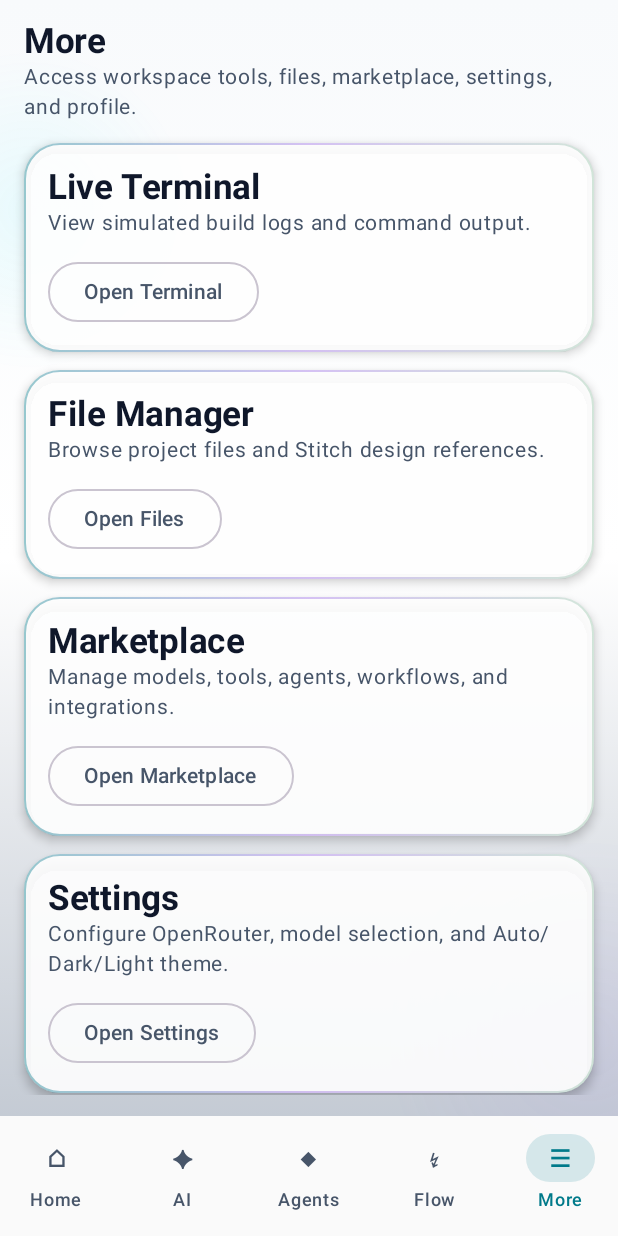
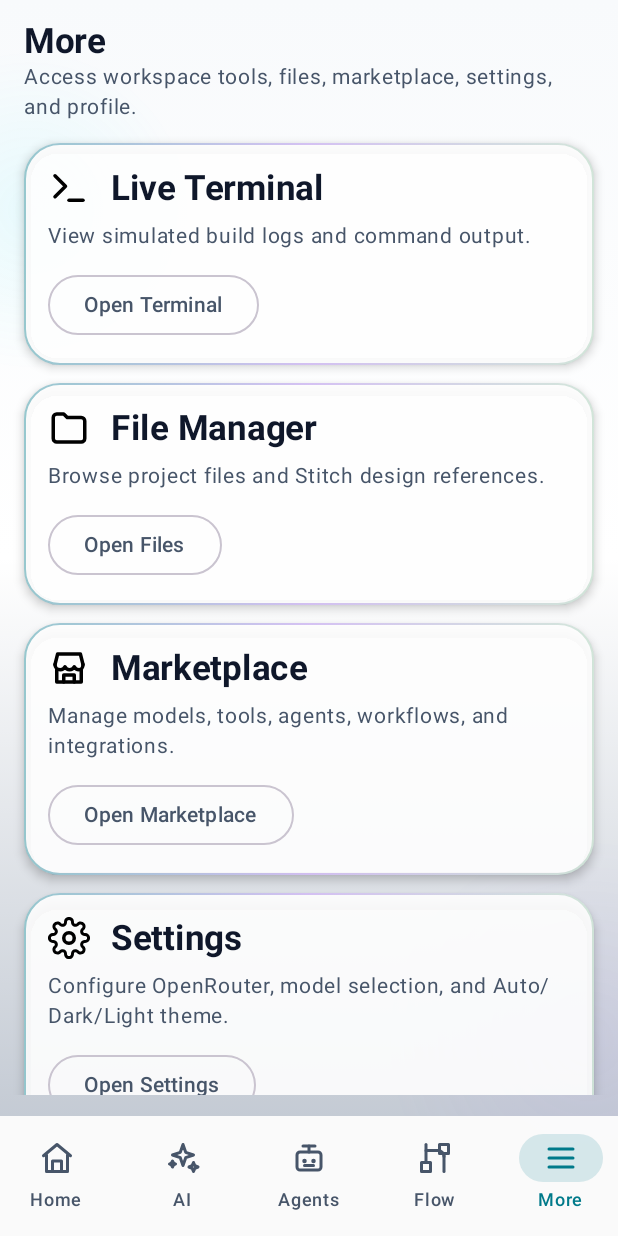
Before and after one commit to devxvoid/Mr-Robot-AI-Workspace, an Android app built with Jetpack Compose: the screen it shows after launch (MainActivity), item 5 of the bottom bar chosen, on a phone screen of 412 x 824 dp. Run offline under Robolectric (Android 15) with nearby library versions, the phone set to English and light mode, and no system bars.

Commit message:
Step 19 add Lucide professional icons

```diff
--- a/app/src/main/java/com/mrrobot/aiworkspace/navigation/AppNavGraph.kt
+++ b/app/src/main/java/com/mrrobot/aiworkspace/navigation/AppNavGraph.kt
@@ -1,6 +1,8 @@
 package com.mrrobot.aiworkspace.navigation
 
+import androidx.annotation.DrawableRes
 import androidx.compose.foundation.layout.padding
+import androidx.compose.material3.Icon
 import androidx.compose.material3.MaterialTheme
 import androidx.compose.material3.NavigationBar
 import androidx.compose.material3.NavigationBarItem
@@ -10,11 +12,12 @@ import androidx.compose.material3.Text
 import androidx.compose.runtime.Composable
 import androidx.compose.ui.Modifier
 import androidx.compose.ui.graphics.Color
-import androidx.compose.ui.text.font.FontWeight
+import androidx.compose.ui.res.painterResource
 import androidx.navigation.compose.NavHost
 import androidx.navigation.compose.composable
 import androidx.navigation.compose.currentBackStackEntryAsState
 import androidx.navigation.compose.rememberNavController
+import com.mrrobot.aiworkspace.R
 import com.mrrobot.aiworkspace.ui.screens.AgentsScreen
 import com.mrrobot.aiworkspace.ui.screens.ChatScreen
 import com.mrrobot.aiworkspace.ui.screens.FileManagerScreen
@@ -29,19 +32,67 @@ import com.mrrobot.aiworkspace.ui.screens.WorkflowScreen
 sealed class Route(
     val path: String,
     val label: String,
-    val icon: String
+    @DrawableRes val iconRes: Int
 ) {
-    object Welcome : Route("welcome", "Home", "⌂")
-    object Chat : Route("chat", "AI", "✦")
-    object Agents : Route("agents", "Agents", "◆")
-    object Workflow : Route("workflow", "Flow", "↯")
-    object More : Route("more", "More", "☰")
+    object Welcome : Route(
+        path = "welcome",
+        label = "Home",
+        iconRes = R.drawable.ic_lucide_home
+    )
 
-    object Terminal : Route("terminal", "Terminal", ">_")
-    object Files : Route("files", "Files", "▣")
-    object Market : Route("market", "Store", "◈")
-    object Settings : Route("settings", "Settings", "⚙")
-    object Profile : Route("profile", "Profile", "◎")
+    object Chat : Route(
+        path = "chat",
+        label = "AI",
+        iconRes = R.drawable.ic_lucide_sparkles
+    )
+
+    object Agents : Route(
+        path = "agents",
+        label = "Agents",
+        iconRes = R.drawable.ic_lucide_bot
+    )
+
+    object Workflow : Route(
+        path = "workflow",
+        label = "Flow",
+        iconRes = R.drawable.ic_lucide_workflow
+    )
+
+    object More : Route(
+        path = "more",
+        label = "More",
+        iconRes = R.drawable.ic_lucide_menu
+    )
+
+    object Terminal : Route(
+        path = "terminal",
+        label = "Terminal",
+        iconRes = R.drawable.ic_lucide_terminal
+    )
+
+    object Files : Route(
+        path = "files",
+        label = "Files",
+        iconRes = R.drawable.ic_lucide_folder
+    )
+
+    object Market : Route(
+        path = "market",
+        label = "Store",
+        iconRes = R.drawable.ic_lucide_store
+    )
+
+    object Settings : Route(
+        path = "settings",
+        label = "Settings",
+        iconRes = R.drawable.ic_lucide_settings
+    )
+
+    object Profile : Route(
+        path = "profile",
+        label = "Profile",
+        iconRes = R.drawable.ic_lucide_user
+    )
 }
 
 @Composable
@@ -82,9 +133,9 @@ fun AppNavGraph() {
                             }
                         },
                         icon = {
-                            Text(
-                                text = route.icon,
-                                fontWeight = FontWeight.Bold
+                            Icon(
+                                painter = painterResource(id = route.iconRes),
+                                contentDescription = route.label
                             )
                         },
                         label = {
--- a/app/src/main/java/com/mrrobot/aiworkspace/ui/screens/MoreScreen.kt
+++ b/app/src/main/java/com/mrrobot/aiworkspace/ui/screens/MoreScreen.kt
@@ -1,14 +1,22 @@
 package com.mrrobot.aiworkspace.ui.screens
 
+import androidx.annotation.DrawableRes
+import androidx.compose.foundation.layout.Arrangement
 import androidx.compose.foundation.layout.PaddingValues
+import androidx.compose.foundation.layout.Row
 import androidx.compose.foundation.layout.Spacer
 import androidx.compose.foundation.layout.fillMaxSize
+import androidx.compose.foundation.layout.fillMaxWidth
 import androidx.compose.foundation.layout.height
+import androidx.compose.foundation.layout.size
 import androidx.compose.foundation.lazy.LazyColumn
+import androidx.compose.material3.Icon
 import androidx.compose.material3.OutlinedButton
 import androidx.compose.material3.Text
 import androidx.compose.runtime.Composable
+import androidx.compose.ui.Alignment
 import androidx.compose.ui.Modifier
+import androidx.compose.ui.res.painterResource
 import androidx.compose.ui.unit.dp
 import androidx.navigation.NavController
 import com.mrrobot.aiworkspace.navigation.Route
@@ -31,6 +39,7 @@ fun MoreScreen(navController: NavController) {
                 Spacer(Modifier.height(14.dp))
 
                 MoreCard(
+                    iconRes = Route.Terminal.iconRes,
                     title = "Live Terminal",
                     subtitle = "View simulated build logs and command output.",
                     button = "Open Terminal",
@@ -38,6 +47,7 @@ fun MoreScreen(navController: NavController) {
                 )
 
                 MoreCard(
+                    iconRes = Route.Files.iconRes,
                     title = "File Manager",
                     subtitle = "Browse project files and Stitch design references.",
                     button = "Open Files",
@@ -45,6 +55,7 @@ fun MoreScreen(navController: NavController) {
                 )
 
                 MoreCard(
+                    iconRes = Route.Market.iconRes,
                     title = "Marketplace",
                     subtitle = "Manage models, tools, agents, workflows, and integrations.",
                     button = "Open Marketplace",
@@ -52,6 +63,7 @@ fun MoreScreen(navController: NavController) {
                 )
 
                 MoreCard(
+                    iconRes = Route.Settings.iconRes,
                     title = "Settings",
                     subtitle = "Configure OpenRouter, model selection, and Auto/Dark/Light theme.",
                     button = "Open Settings",
@@ -59,6 +71,7 @@ fun MoreScreen(navController: NavController) {
                 )
 
                 MoreCard(
+                    iconRes = Route.Profile.iconRes,
                     title = "Profile",
                     subtitle = "View workspace identity, stats, and export summary.",
                     button = "Open Profile",
@@ -71,22 +84,34 @@ fun MoreScreen(navController: NavController) {
 
 @Composable
 private fun MoreCard(
+    @DrawableRes iconRes: Int,
     title: String,
     subtitle: String,
     button: String,
     onClick: () -> Unit
 ) {
-    GlassCard(
-        modifier = Modifier
-    ) {
-        Title(title)
+    GlassCard {
+        Row(
+            modifier = Modifier.fillMaxWidth(),
+            horizontalArrangement = Arrangement.spacedBy(14.dp),
+            verticalAlignment = Alignment.CenterVertically
+        ) {
+            Icon(
+                painter = painterResource(id = iconRes),
+                contentDescription = title,
+                modifier = Modifier.size(28.dp)
+            )
+
+            Title(title)
+        }
+
+        Spacer(Modifier.height(8.dp))
+
         Subtitle(subtitle)
 
         Spacer(Modifier.height(12.dp))
 
-        OutlinedButton(
-            onClick = onClick
-        ) {
+        OutlinedButton(onClick = onClick) {
             Text(button)
         }
     }
--- /dev/null
+++ b/app/src/main/res/drawable/ic_lucide_bot.xml
@@ -0,0 +1,48 @@
+<vector xmlns:android="http://schemas.android.com/apk/res/android"
+    android:width="24dp"
+    android:height="24dp"
+    android:viewportWidth="24"
+    android:viewportHeight="24">
+    <path
+        android:pathData="M12,8V4"
+        android:fillColor="@android:color/transparent"
+        android:strokeColor="@android:color/white"
+        android:strokeWidth="2"
+        android:strokeLineCap="round"
+        android:strokeLineJoin="round" />
+    <path
+        android:pathData="M8,4H16"
+        android:fillColor="@android:color/transparent"
+        android:strokeColor="@android:color/white"
+        android:strokeWidth="2"
+        android:strokeLineCap="round"
+        android:strokeLineJoin="round" />
+    <path
+        android:pathData="M6,8H18C19.1,8 20,8.9 20,10V18C20,19.1 19.1,20 18,20H6C4.9,20 4,19.1 4,18V10C4,8.9 4.9,8 6,8Z"
+        android:fillColor="@android:color/transparent"
+        android:strokeColor="@android:color/white"
+        android:strokeWidth="2"
+        android:strokeLineCap="round"
+        android:strokeLineJoin="round" />
+    <path
+        android:pathData="M9,14H9.01"
+        android:fillColor="@android:color/transparent"
+        android:strokeColor="@android:color/white"
+        android:strokeWidth="3"
+        android:strokeLineCap="round"
+        android:strokeLineJoin="round" />
+    <path
+        android:pathData="M15,14H15.01"
+        android:fillColor="@android:color/transparent"
+        android:strokeColor="@android:color/white"
+        android:strokeWidth="3"
+        android:strokeLineCap="round"
+        android:strokeLineJoin="round" />
+    <path
+        android:pathData="M9,17H15"
+        android:fillColor="@android:color/transparent"
+        android:strokeColor="@android:color/white"
+        android:strokeWidth="2"
+        android:strokeLineCap="round"
+        android:strokeLineJoin="round" />
+</vector>
--- /dev/null
+++ b/app/src/main/res/drawable/ic_lucide_folder.xml
@@ -0,0 +1,13 @@
+<vector xmlns:android="http://schemas.android.com/apk/res/android"
+    android:width="24dp"
+    android:height="24dp"
+    android:viewportWidth="24"
+    android:viewportHeight="24">
+    <path
+        android:pathData="M3,6C3,4.9 3.9,4 5,4H9L11,6H19C20.1,6 21,6.9 21,8V18C21,19.1 20.1,20 19,20H5C3.9,20 3,19.1 3,18V6Z"
+        android:fillColor="@android:color/transparent"
+        android:strokeColor="@android:color/white"
+        android:strokeWidth="2"
+        android:strokeLineCap="round"
+        android:strokeLineJoin="round" />
+</vector>
--- /dev/null
+++ b/app/src/main/res/drawable/ic_lucide_home.xml
@@ -0,0 +1,27 @@
+<vector xmlns:android="http://schemas.android.com/apk/res/android"
+    android:width="24dp"
+    android:height="24dp"
+    android:viewportWidth="24"
+    android:viewportHeight="24">
+    <path
+        android:pathData="M3,10.5L12,3L21,10.5"
+        android:fillColor="@android:color/transparent"
+        android:strokeColor="@android:color/white"
+        android:strokeWidth="2"
+        android:strokeLineCap="round"
+        android:strokeLineJoin="round" />
+    <path
+        android:pathData="M5,10V21H19V10"
+        android:fillColor="@android:color/transparent"
+        android:strokeColor="@android:color/white"
+        android:strokeWidth="2"
+        android:strokeLineCap="round"
+        android:strokeLineJoin="round" />
+    <path
+        android:pathData="M9,21V14H15V21"
+        android:fillColor="@android:color/transparent"
+        android:strokeColor="@android:color/white"
+        android:strokeWidth="2"
+        android:strokeLineCap="round"
+        android:strokeLineJoin="round" />
+</vector>
--- /dev/null
+++ b/app/src/main/res/drawable/ic_lucide_menu.xml
@@ -0,0 +1,27 @@
+<vector xmlns:android="http://schemas.android.com/apk/res/android"
+    android:width="24dp"
+    android:height="24dp"
+    android:viewportWidth="24"
+    android:viewportHeight="24">
+    <path
+        android:pathData="M4,6H20"
+        android:fillColor="@android:color/transparent"
+        android:strokeColor="@android:color/white"
+        android:strokeWidth="2"
+        android:strokeLineCap="round"
+        android:strokeLineJoin="round" />
+    <path
+        android:pathData="M4,12H20"
+        android:fillColor="@android:color/transparent"
+        android:strokeColor="@android:color/white"
+        android:strokeWidth="2"
+        android:strokeLineCap="round"
+        android:strokeLineJoin="round" />
+    <path
+        android:pathData="M4,18H20"
+        android:fillColor="@android:color/transparent"
+        android:strokeColor="@android:color/white"
+        android:strokeWidth="2"
+        android:strokeLineCap="round"
+        android:strokeLineJoin="round" />
+</vector>
--- /dev/null
+++ b/app/src/main/res/drawable/ic_lucide_settings.xml
@@ -0,0 +1,20 @@
+<vector xmlns:android="http://schemas.android.com/apk/res/android"
+    android:width="24dp"
+    android:height="24dp"
+    android:viewportWidth="24"
+    android:viewportHeight="24">
+    <path
+        android:pathData="M12,15C13.7,15 15,13.7 15,12C15,10.3 13.7,9 12,9C10.3,9 9,10.3 9,12C9,13.7 10.3,15 12,15Z"
+        android:fillColor="@android:color/transparent"
+        android:strokeColor="@android:color/white"
+        android:strokeWidth="2"
+        android:strokeLineCap="round"
+        android:strokeLineJoin="round" />
+    <path
+        android:pathData="M19.4,15A1.7,1.7 0,0 0,19.7 16.9L19.8,17A2,2 0,1 1,17 19.8L16.9,19.7A1.7,1.7 0,0 0,15 19.4A1.7,1.7 0,0 0,14 21V21.2A2,2 0,1 1,10 21.2V21A1.7,1.7 0,0 0,9 19.4A1.7,1.7 0,0 0,7.1 19.7L7,19.8A2,2 0,1 1,4.2 17L4.3,16.9A1.7,1.7 0,0 0,4.6 15A1.7,1.7 0,0 0,3 14H2.8A2,2 0,1 1,2.8 10H3A1.7,1.7 0,0 0,4.6 9A1.7,1.7 0,0 0,4.3 7.1L4.2,7A2,2 0,1 1,7 4.2L7.1,4.3A1.7,1.7 0,0 0,9 4.6A1.7,1.7 0,0 0,10 3V2.8A2,2 0,1 1,14 2.8V3A1.7,1.7 0,0 0,15 4.6A1.7,1.7 0,0 0,16.9 4.3L17 4.2A2,2 0,1 1,19.8 7L19.7,7.1A1.7,1.7 0,0 0,19.4 9A1.7,1.7 0,0 0,21 10H21.2A2,2 0,1 1,21.2 14H21A1.7,1.7 0,0 0,19.4 15Z"
+        android:fillColor="@android:color/transparent"
+        android:strokeColor="@android:color/white"
+        android:strokeWidth="1.7"
+        android:strokeLineCap="round"
+        android:strokeLineJoin="round" />
+</vector>
--- /dev/null
+++ b/app/src/main/res/drawable/ic_lucide_sparkles.xml
@@ -0,0 +1,27 @@
+<vector xmlns:android="http://schemas.android.com/apk/res/android"
+    android:width="24dp"
+    android:height="24dp"
+    android:viewportWidth="24"
+    android:viewportHeight="24">
+    <path
+        android:pathData="M12,3L13.8,8.2L19,10L13.8,11.8L12,17L10.2,11.8L5,10L10.2,8.2L12,3Z"
+        android:fillColor="@android:color/transparent"
+        android:strokeColor="@android:color/white"
+        android:strokeWidth="2"
+        android:strokeLineCap="round"
+        android:strokeLineJoin="round" />
+    <path
+        android:pathData="M19,15L19.9,17.1L22,18L19.9,18.9L19,21L18.1,18.9L16,18L18.1,17.1L19,15Z"
+        android:fillColor="@android:color/transparent"
+        android:strokeColor="@android:color/white"
+        android:strokeWidth="2"
+        android:strokeLineCap="round"
+        android:strokeLineJoin="round" />
+    <path
+        android:pathData="M5,14L5.7,15.3L7,16L5.7,16.7L5,18L4.3,16.7L3,16L4.3,15.3L5,14Z"
+        android:fillColor="@android:color/transparent"
+        android:strokeColor="@android:color/white"
+        android:strokeWidth="2"
+        android:strokeLineCap="round"
+        android:strokeLineJoin="round" />
+</vector>
--- /dev/null
+++ b/app/src/main/res/drawable/ic_lucide_store.xml
@@ -0,0 +1,34 @@
+<vector xmlns:android="http://schemas.android.com/apk/res/android"
+    android:width="24dp"
+    android:height="24dp"
+    android:viewportWidth="24"
+    android:viewportHeight="24">
+    <path
+        android:pathData="M4,10L5.5,4H18.5L20,10"
+        android:fillColor="@android:color/transparent"
+        android:strokeColor="@android:color/white"
+        android:strokeWidth="2"
+        android:strokeLineCap="round"
+        android:strokeLineJoin="round" />
+    <path
+        android:pathData="M4,10C4,11.7 5.3,13 7,13C8.2,13 9.2,12.3 9.7,11.3C10.2,12.3 11.1,13 12.3,13C13.5,13 14.5,12.3 15,11.3C15.5,12.3 16.5,13 17.7,13C19,13 20,11.7 20,10"
+        android:fillColor="@android:color/transparent"
+        android:strokeColor="@android:color/white"
+        android:strokeWidth="2"
+        android:strokeLineCap="round"
+        android:strokeLineJoin="round" />
+    <path
+        android:pathData="M5,13V20H19V13"
+        android:fillColor="@android:color/transparent"
+        android:strokeColor="@android:color/white"
+        android:strokeWidth="2"
+        android:strokeLineCap="round"
+        android:strokeLineJoin="round" />
+    <path
+        android:pathData="M9,20V16H15V20"
+        android:fillColor="@android:color/transparent"
+        android:strokeColor="@android:color/white"
+        android:strokeWidth="2"
+        android:strokeLineCap="round"
+        android:strokeLineJoin="round" />
+</vector>
--- /dev/null
+++ b/app/src/main/res/drawable/ic_lucide_terminal.xml
@@ -0,0 +1,20 @@
+<vector xmlns:android="http://schemas.android.com/apk/res/android"
+    android:width="24dp"
+    android:height="24dp"
+    android:viewportWidth="24"
+    android:viewportHeight="24">
+    <path
+        android:pathData="M4,17L10,11L4,5"
+        android:fillColor="@android:color/transparent"
+        android:strokeColor="@android:color/white"
+        android:strokeWidth="2"
+        android:strokeLineCap="round"
+        android:strokeLineJoin="round" />
+    <path
+        android:pathData="M12,19H20"
+        android:fillColor="@android:color/transparent"
+        android:strokeColor="@android:color/white"
+        android:strokeWidth="2"
+        android:strokeLineCap="round"
+        android:strokeLineJoin="round" />
+</vector>
--- /dev/null
+++ b/app/src/main/res/drawable/ic_lucide_user.xml
@@ -0,0 +1,20 @@
+<vector xmlns:android="http://schemas.android.com/apk/res/android"
+    android:width="24dp"
+    android:height="24dp"
+    android:viewportWidth="24"
+    android:viewportHeight="24">
+    <path
+        android:pathData="M12,12C14.2,12 16,10.2 16,8C16,5.8 14.2,4 12,4C9.8,4 8,5.8 8,8C8,10.2 9.8,12 12,12Z"
+        android:fillColor="@android:color/transparent"
+        android:strokeColor="@android:color/white"
+        android:strokeWidth="2"
+        android:strokeLineCap="round"
+        android:strokeLineJoin="round" />
+    <path
+        android:pathData="M4,21C4.8,17.6 7.9,15 12,15C16.1,15 19.2,17.6 20,21"
+        android:fillColor="@android:color/transparent"
+        android:strokeColor="@android:color/white"
+        android:strokeWidth="2"
+        android:strokeLineCap="round"
+        android:strokeLineJoin="round" />
+</vector>
--- /dev/null
+++ b/app/src/main/res/drawable/ic_lucide_workflow.xml
@@ -0,0 +1,41 @@
+<vector xmlns:android="http://schemas.android.com/apk/res/android"
+    android:width="24dp"
+    android:height="24dp"
+    android:viewportWidth="24"
+    android:viewportHeight="24">
+    <path
+        android:pathData="M6,3V15"
+        android:fillColor="@android:color/transparent"
+        android:strokeColor="@android:color/white"
+        android:strokeWidth="2"
+        android:strokeLineCap="round"
+        android:strokeLineJoin="round" />
+    <path
+        android:pathData="M18,9V21"
+        android:fillColor="@android:color/transparent"
+        android:strokeColor="@android:color/white"
+        android:strokeWidth="2"
+        android:strokeLineCap="round"
+        android:strokeLineJoin="round" />
+    <path
+        android:pathData="M6,7H14C16.2,7 18,8.8 18,11"
+        android:fillColor="@android:color/transparent"
+        android:strokeColor="@android:color/white"
+        android:strokeWidth="2"
+        android:strokeLineCap="round"
+        android:strokeLineJoin="round" />
+    <path
+        android:pathData="M3,15H9V21H3V15Z"
+        android:fillColor="@android:color/transparent"
+        android:strokeColor="@android:color/white"
+        android:strokeWidth="2"
+        android:strokeLineCap="round"
+        android:strokeLineJoin="round" />
+    <path
+        android:pathData="M15,3H21V9H15V3Z"
+        android:fillColor="@android:color/transparent"
+        android:strokeColor="@android:color/white"
+        android:strokeWidth="2"
+        android:strokeLineCap="round"
+        android:strokeLineJoin="round" />
+</vector>
```
